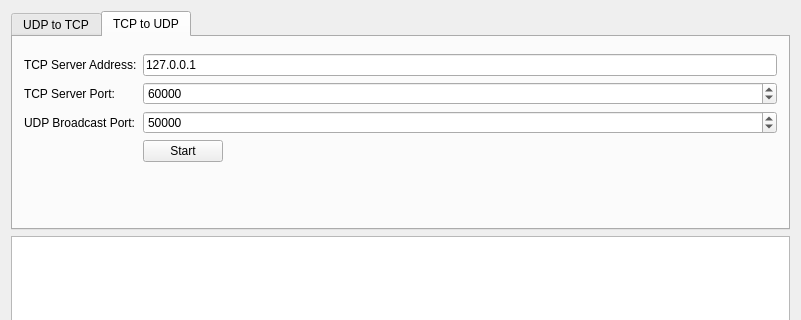
Above: snbgui/snbgui.ui from sunghojang/UDPoverTCP before the change; both pictures show x 0 to 801 and y 0 to 320 of the 801 by 488 pixel window. Below: the same form after it.
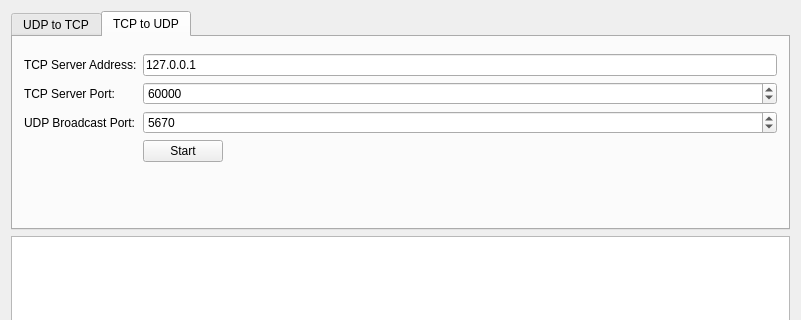
That is the form after the change. The open tabs and pages were chosen to show the change.

Patch:
```diff
--- a/snbgui/snbgui.ui
+++ b/snbgui/snbgui.ui
@@ -170,7 +170,7 @@
            <number>10</number>
           </property>
           <property name="value">
-           <number>50000</number>
+           <number>5670</number>
           </property>
          </widget>
         </item>
```
Left out of the diff: 4 changed lines with no effect on the pictures.
